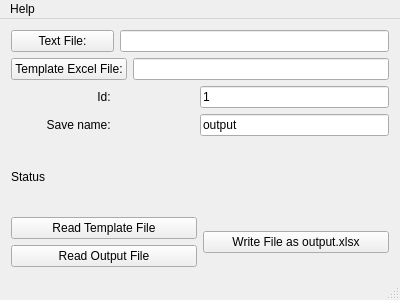
This is ReadWriteExcelProj/mainwindow.ui in Predhelt/QtRWExcelFile as Qt 5 draws it before an edit. The edited form follows.
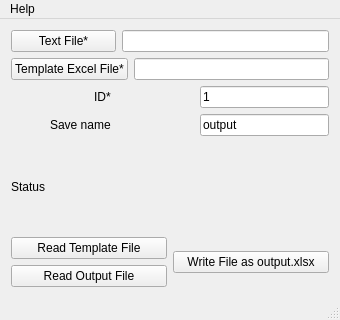
This is the edited form.

Patch:
```diff
--- a/ReadWriteExcelProj/mainwindow.ui
+++ b/ReadWriteExcelProj/mainwindow.ui
@@ -6,13 +6,13 @@
    <rect>
     <x>0</x>
     <y>0</y>
-    <width>400</width>
-    <height>300</height>
+    <width>340</width>
+    <height>320</height>
    </rect>
   </property>
   <property name="minimumSize">
    <size>
-    <width>103</width>
+    <width>0</width>
     <height>0</height>
    </size>
   </property>
@@ -29,12 +29,12 @@
          <widget class="QPushButton" name="btnTxtFile">
           <property name="minimumSize">
            <size>
-            <width>103</width>
+            <width>105</width>
             <height>0</height>
            </size>
           </property>
           <property name="text">
-           <string>Text File:</string>
+           <string>Text File*</string>
           </property>
          </widget>
         </item>
@@ -52,7 +52,7 @@
         <item>
          <widget class="QPushButton" name="btnExcelFile">
           <property name="text">
-           <string>Template Excel File:</string>
+           <string>Template Excel File*</string>
           </property>
          </widget>
         </item>
@@ -76,7 +76,7 @@
            </size>
           </property>
           <property name="text">
-           <string>Id: </string>
+           <string>ID* </string>
           </property>
           <property name="alignment">
            <set>Qt::AlignRight|Qt::AlignTrailing|Qt::AlignVCenter</set>
@@ -119,7 +119,7 @@
            </size>
           </property>
           <property name="text">
-           <string>Save name: </string>
+           <string>Save name </string>
           </property>
           <property name="alignment">
            <set>Qt::AlignRight|Qt::AlignTrailing|Qt::AlignVCenter</set>
@@ -203,7 +203,7 @@
     <rect>
      <x>0</x>
      <y>0</y>
-     <width>400</width>
+     <width>340</width>
      <height>20</height>
     </rect>
    </property>
```
